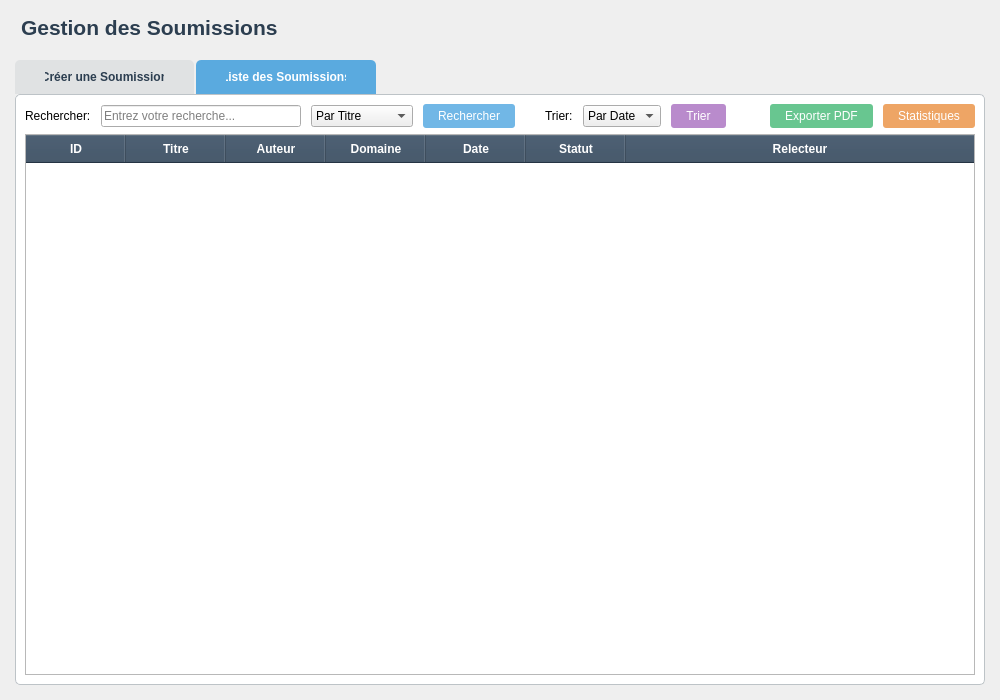
Qt form submission.ui (Mohamedrayenouerghui/Smart_Reaseach_Publication_Management) before a commit.
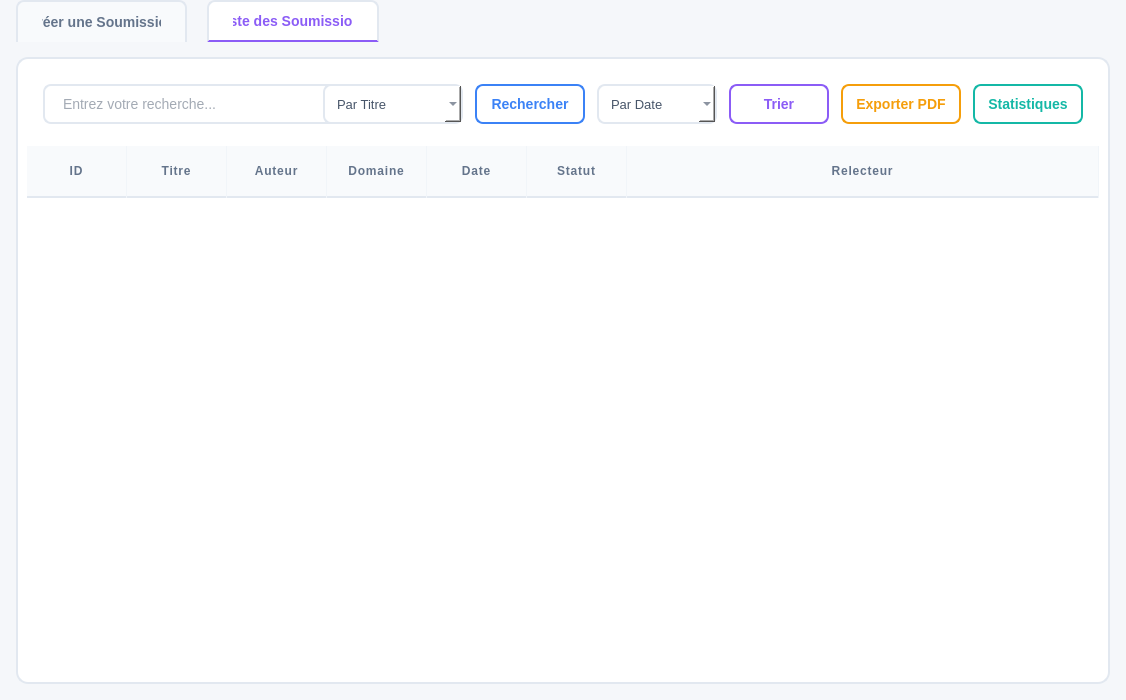
The same form after that commit. The open tabs and pages were chosen to show the change.

Patch:
```diff
--- a/submission.ui
+++ b/submission.ui
@@ -13,32 +13,27 @@
   <property name="windowTitle">
    <string>Gestion des Soumissions</string>
   </property>
+  <property name="styleSheet">
+   <string notr="true">QWidget#Submission {
+    background-color: #F5F7FA;
+}</string>
+  </property>
   <layout class="QVBoxLayout" name="verticalLayout">
    <property name="spacing">
-    <number>10</number>
+    <number>0</number>
    </property>
    <property name="leftMargin">
-    <number>15</number>
+    <number>0</number>
    </property>
    <property name="topMargin">
-    <number>15</number>
+    <number>0</number>
    </property>
    <property name="rightMargin">
-    <number>15</number>
+    <number>0</number>
    </property>
    <property name="bottomMargin">
-    <number>15</number>
+    <number>0</number>
    </property>
-   <item>
-    <widget class="QLabel" name="titleLabel">
-     <property name="text">
-      <string>Gestion des Soumissions</string>
-     </property>
-     <property name="styleSheet">
-      <string notr="true">color: #2c3e50; font-size: 16pt; font-weight: bold; margin-bottom: 10px;</string>
-     </property>
-    </widget>
-   </item>
    <item>
     <widget class="QTabWidget" name="tabWidget">
      <property name="currentIndex">
@@ -46,28 +41,34 @@
      </property>
      <property name="styleSheet">
       <string notr="true">QTabWidget::pane {
-    border: 1px solid #bdc3c7;
-    border-radius: 5px;
-    background: white;
+    border: 1.5px solid #E2E8F0;
+    border-radius: 12px;
+    background-color: #FFFFFF;
+    top: -1px;
+    margin: 16px;
 }
-
 QTabBar::tab {
-    background: rgba(189, 195, 199, 0.3);
-    color: #2c3e50;
-    padding: 10px 30px;
-    margin-right: 2px;
-    border-top-left-radius: 5px;
-    border-top-right-radius: 5px;
-    font-weight: bold;
+    background-color: #F8FAFC;
+    color: #64748B;
+    padding: 12px 24px;
+    border: 1.5px solid #E2E8F0;
+    border-bottom: none;
+    border-top-left-radius: 8px;
+    border-top-right-radius: 8px;
+    font-family: 'Segoe UI', sans-serif;
+    font-size: 14px;
+    font-weight: 600;
+    margin-right: 4px;
+    margin-left: 16px;
 }
-
 QTabBar::tab:selected {
-    background: rgba(52, 152, 219, 0.8);
-    color: white;
+    background-color: #FFFFFF;
+    color: #8B5CF6;
+    border-bottom: 2px solid #8B5CF6;
 }
-
-QTabBar::tab:hover {
-    background: rgba(52, 152, 219, 0.5);
+QTabBar::tab:hover:!selected {
+    background-color: #EEF2FF;
+    color: #8B5CF6;
 }</string>
      </property>
      <widget class="QWidget" name="tabForm">
@@ -349,23 +350,46 @@
        <item>
         <layout class="QHBoxLayout" name="toolbarLayout">
          <property name="spacing">
-          <number>10</number>
+          <number>12</number>
          </property>
-         <item>
-          <widget class="QLabel" name="searchLabel">
-           <property name="text">
-            <string>Rechercher:</string>
-           </property>
-          </widget>
-         </item>
+         <property name="leftMargin">
+          <number>16</number>
+         </property>
+         <property name="topMargin">
+          <number>16</number>
+         </property>
+         <property name="rightMargin">
+          <number>16</number>
+         </property>
+         <property name="bottomMargin">
+          <number>16</number>
+         </property>
          <item>
           <widget class="QLineEdit" name="searchEdit">
            <property name="minimumSize">
             <size>
-             <width>200</width>
-             <height>0</height>
+             <width>300</width>
+             <height>40</height>
             </size>
            </property>
+           <property name="styleSheet">
+            <string notr="true">QLineEdit {
+    border: 1.5px solid #E2E8F0;
+    border-radius: 8px;
+    padding: 8px 16px;
+    background: #FFFFFF;
+    font-family: 'Segoe UI', sans-serif;
+    font-size: 14px;
+    color: #475569;
+}
+QLineEdit:hover {
+    border-color: #C7D2FE;
+}
+QLineEdit:focus {
+    border-color: #6366F1;
+    background-color: #FAFBFF;
+}</string>
+           </property>
            <property name="placeholderText">
             <string>Entrez votre recherche...</string>
            </property>
@@ -373,6 +397,30 @@
          </item>
          <item>
           <widget class="QComboBox" name="searchTypeCombo">
+           <property name="minimumSize">
+            <size>
+             <width>140</width>
+             <height>40</height>
+            </size>
+           </property>
+           <property name="styleSheet">
+            <string notr="true">QComboBox {
+    border: 1.5px solid #E2E8F0;
+    border-radius: 8px;
+    padding: 8px 12px;
+    background: #FFFFFF;
+    font-family: 'Segoe UI', sans-serif;
+    font-size: 13px;
+    color: #475569;
+}
+QComboBox:hover {
+    border-color: #C7D2FE;
+}
+QComboBox:focus {
+    border-color: #6366F1;
+    background-color: #FAFBFF;
+}</string>
+           </property>
            <item>
             <property name="text">
              <string>Par Titre</string>
@@ -387,12 +435,33 @@
          </item>
          <item>
           <widget class="QPushButton" name="searchBtn">
+           <property name="minimumSize">
+            <size>
+             <width>110</width>
+             <height>40</height>
+            </size>
+           </property>
+           <property name="cursor">
+            <cursorShape>PointingHandCursor</cursorShape>
+           </property>
            <property name="text">
             <string>Rechercher</string>
            </property>
            <property name="styleSheet">
-            <string notr="true">QPushButton { background-color: rgba(52, 152, 219, 0.7); color: white; padding: 5px 15px; border-radius: 3px; }
-QPushButton:hover { background-color: rgba(52, 152, 219, 1.0); }</string>
+            <string notr="true">QPushButton {
+    background-color: transparent;
+    color: #3B82F6;
+    border: 2px solid #3B82F6;
+    border-radius: 8px;
+    font-family: 'Segoe UI', sans-serif;
+    font-size: 14px;
+    font-weight: 600;
+    padding: 0px 12px;
+}
+QPushButton:hover {
+    background-color: #3B82F6;
+    color: white;
+}</string>
            </property>
           </widget>
          </item>
@@ -401,26 +470,40 @@
            <property name="orientation">
             <enum>Qt::Horizontal</enum>
            </property>
-           <property name="sizeType">
-            <enum>QSizePolicy::Fixed</enum>
-           </property>
            <property name="sizeHint" stdset="0">
             <size>
-             <width>20</width>
+             <width>40</width>
              <height>20</height>
             </size>
            </property>
           </spacer>
          </item>
-         <item>
-          <widget class="QLabel" name="sortLabel">
-           <property name="text">
-            <string>Trier:</string>
-           </property>
-          </widget>
-         </item>
          <item>
           <widget class="QComboBox" name="sortTypeCombo">
+           <property name="minimumSize">
+            <size>
+             <width>120</width>
+             <height>40</height>
+            </size>
+           </property>
+           <property name="styleSheet">
+            <string notr="true">QComboBox {
+    border: 1.5px solid #E2E8F0;
+    border-radius: 8px;
+    padding: 8px 12px;
+    background: #FFFFFF;
+    font-family: 'Segoe UI', sans-serif;
+    font-size: 13px;
+    color: #475569;
+}
+QComboBox:hover {
+    border-color: #C7D2FE;
+}
+QComboBox:focus {
+    border-color: #6366F1;
+    background-color: #FAFBFF;
+}</string>
+           </property>
            <item>
             <property name="text">
              <string>Par Date</string>
@@ -435,47 +518,97 @@
          </item>
          <item>
           <widget class="QPushButton" name="sortBtn">
+           <property name="minimumSize">
+            <size>
+             <width>100</width>
+             <height>40</height>
+            </size>
+           </property>
+           <property name="cursor">
+            <cursorShape>PointingHandCursor</cursorShape>
+           </property>
            <property name="text">
             <string>Trier</string>
            </property>
            <property name="styleSheet">
-            <string notr="true">QPushButton { background-color: rgba(155, 89, 182, 0.7); color: white; padding: 5px 15px; border-radius: 3px; }
-QPushButton:hover { background-color: rgba(155, 89, 182, 1.0); }</string>
+            <string notr="true">QPushButton {
+    background-color: transparent;
+    color: #8B5CF6;
+    border: 2px solid #8B5CF6;
+    border-radius: 8px;
+    font-family: 'Segoe UI', sans-serif;
+    font-size: 14px;
+    font-weight: 600;
+    padding: 0px 12px;
+}
+QPushButton:hover {
+    background-color: #8B5CF6;
+    color: white;
+}</string>
            </property>
           </widget>
          </item>
-         <item>
-          <spacer name="horizontalSpacer_2">
-           <property name="orientation">
-            <enum>Qt::Horizontal</enum>
-           </property>
-           <property name="sizeHint" stdset="0">
-            <size>
-             <width>40</width>
-             <height>20</height>
-            </size>
-           </property>
-          </spacer>
-         </item>
          <item>
           <widget class="QPushButton" name="exportBtn">
+           <property name="minimumSize">
+            <size>
+             <width>120</width>
+             <height>40</height>
+            </size>
+           </property>
+           <property name="cursor">
+            <cursorShape>PointingHandCursor</cursorShape>
+           </property>
            <property name="text">
             <string>Exporter PDF</string>
            </property>
            <property name="styleSheet">
-            <string notr="true">QPushButton { background-color: rgba(39, 174, 96, 0.7); color: white; padding: 5px 15px; border-radius: 3px; }
-QPushButton:hover { background-color: rgba(39, 174, 96, 1.0); }</string>
+            <string notr="true">QPushButton {
+    background-color: transparent;
+    color: #F59E0B;
+    border: 2px solid #F59E0B;
+    border-radius: 8px;
+    font-family: 'Segoe UI', sans-serif;
+    font-size: 14px;
+    font-weight: 600;
+    padding: 0px 12px;
+}
+QPushButton:hover {
+    background-color: #F59E0B;
+    color: white;
+}</string>
            </property>
           </widget>
          </item>
          <item>
           <widget class="QPushButton" name="statsBtn">
+           <property name="minimumSize">
+            <size>
+             <width>110</width>
+             <height>40</height>
+            </size>
+           </property>
+           <property name="cursor">
+            <cursorShape>PointingHandCursor</cursorShape>
+           </property>
            <property name="text">
             <string>Statistiques</string>
            </property>
            <property name="styleSheet">
-            <string notr="true">QPushButton { background-color: rgba(230, 126, 34, 0.7); color: white; padding: 5px 15px; border-radius: 3px; }
-QPushButton:hover { background-color: rgba(230, 126, 34, 1.0); }</string>
+            <string notr="true">QPushButton {
+    background-color: transparent;
+    color: #14B8A6;
+    border: 2px solid #14B8A6;
+    border-radius: 8px;
+    font-family: 'Segoe UI', sans-serif;
+    font-size: 14px;
+    font-weight: 600;
+    padding: 0px 12px;
+}
+QPushButton:hover {
+    background-color: #14B8A6;
+    color: white;
+}</string>
            </property>
           </widget>
          </item>
@@ -493,12 +626,45 @@
           <enum>QAbstractItemView::SelectRows</enum>
          </property>
          <property name="styleSheet">
-          <string notr="true">QTableWidget { gridline-color: #bdc3c7; }
-QHeaderView::section { background-color: #34495e; color: white; padding: 5px; font-weight: bold; }</string>
+          <string notr="true">QTableWidget {
+    background-color: #FFFFFF;
+    border: none;
+    gridline-color: #F1F5F9;
+    font-family: 'Segoe UI', 'Roboto', sans-serif;
+}
+QTableWidget::item {
+    padding: 14px;
+    border-bottom: 1px solid #F1F5F9;
+    color: #475569;
+    font-size: 13px;
+}
+QTableWidget::item:selected {
+    background-color: #F1F5F9;
+    color: #1E293B;
+}
+QHeaderView::section {
+    background-color: #F8FAFC;
+    color: #64748B;
+    padding: 16px;
+    border: none;
+    border-bottom: 2px solid #E2E8F0;
+    border-right: 1px solid #F1F5F9;
+    font-weight: 600;
+    font-size: 12px;
+    text-transform: uppercase;
+    font-family: 'Segoe UI', 'Roboto', sans-serif;
+    letter-spacing: 0.8px;
+}</string>
+         </property>
+         <property name="editTriggers">
+          <set>QAbstractItemView::EditTrigger::NoEditTriggers</set>
          </property>
          <attribute name="horizontalHeaderStretchLastSection">
           <bool>true</bool>
          </attribute>
+         <attribute name="verticalHeaderVisible">
+          <bool>false</bool>
+         </attribute>
          <column>
           <property name="text">
            <string>ID</string>
```
Left out of the diff: 266 changed lines with no effect on the pictures.
